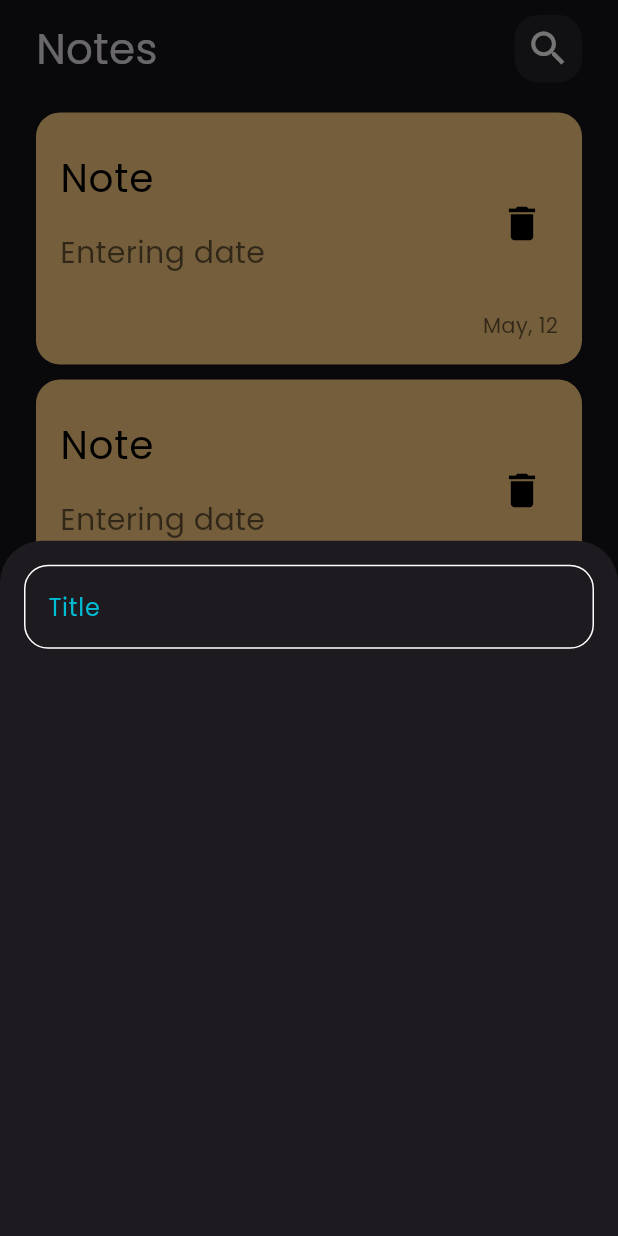
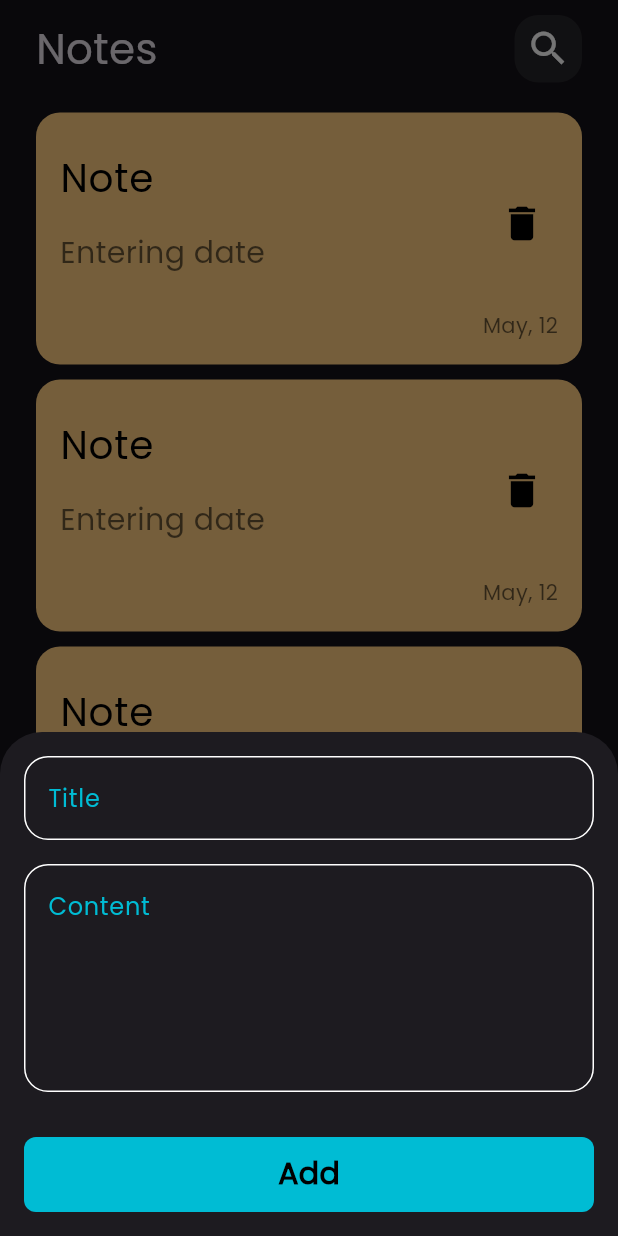
Before and after one commit to MuhammedAli21/notes_app, a Flutter app: the screen it shows after launch, after a tap on the "add" icon, on a phone screen of 412 x 824 dp. Run offline on Flutter 3.47's test engine with Material 3 defaults, Android fonts, the phone set to English and light mode, and no system bars.

Commit message:
create custome button.

```diff
--- a/lib/widgets/add_note_buttonsheet.dart
+++ b/lib/widgets/add_note_buttonsheet.dart
@@ -1,4 +1,6 @@
 import 'package:flutter/material.dart';
+import 'package:todo_app_tharawt/Constents.dart';
+import 'package:todo_app_tharawt/widgets/custome_button.dart';
 import 'package:todo_app_tharawt/widgets/custome_text_field.dart';
 
 class AddNoteButtonSheet extends StatelessWidget {
@@ -8,7 +10,17 @@ class AddNoteButtonSheet extends StatelessWidget {
   Widget build(BuildContext context) {
     return Padding(
       padding: const EdgeInsets.all(16),
-      child: Column(children: [CustomeTextField()]),
+      child: SingleChildScrollView(
+        child: Column(
+          children: [
+            CustomeTextField(hint: 'Title'),
+            SizedBox(height: 16),
+            CustomeTextField(hint: 'Content ', maxLines: 5),
+            SizedBox(height: 30),
+            CustomeButton(),
+          ],
+        ),
+      ),
     );
   }
 }
--- /dev/null
+++ b/lib/widgets/custome_button.dart
@@ -0,0 +1,28 @@
+import 'package:flutter/material.dart';
+import 'package:todo_app_tharawt/Constents.dart';
+
+class CustomeButton extends StatelessWidget {
+  const CustomeButton({super.key});
+
+  @override
+  Widget build(BuildContext context) {
+    return Container(
+      height: 50,
+      width: MediaQuery.of(context).size.width,
+      decoration: BoxDecoration(
+        color: kPrimaryColor,
+        borderRadius: BorderRadius.circular(8),
+      ),
+      child: Center(
+        child: Text(
+          'Add',
+          style: TextStyle(
+            color: Colors.black,
+            fontWeight: FontWeight.bold,
+            fontSize: 20,
+          ),
+        ),
+      ),
+    );
+  }
+}
--- a/lib/widgets/custome_text_field.dart
+++ b/lib/widgets/custome_text_field.dart
@@ -2,14 +2,20 @@ import 'package:flutter/material.dart';
 import 'package:todo_app_tharawt/Constents.dart';
 
 class CustomeTextField extends StatelessWidget {
-  const CustomeTextField({super.key});
+  const CustomeTextField({super.key, required this.hint, this.maxLines = 1});
+  final String hint;
+  final int maxLines;
 
   @override
   Widget build(BuildContext context) {
     return TextField(
+      maxLines: maxLines,
+      cursorColor: kPrimaryColor,
       decoration: InputDecoration(
-        hintText: 'Title',
+        hintText: hint,
+
         hintStyle: TextStyle(color: kPrimaryColor),
+
         border: buildBorder(),
         focusedBorder: buildBorder(kPrimaryColor),
         enabledBorder: buildBorder(),
```
